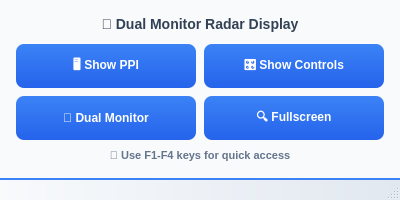
This is cmapmainwindow.ui in shridharbhandiwad/IRDS as Qt 5 draws it before an edit. The edited form follows.
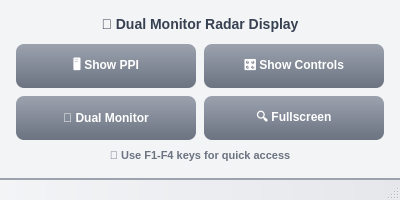
This is the edited form.

What changed in the file:
```diff
--- a/cmapmainwindow.ui
+++ b/cmapmainwindow.ui
@@ -27,19 +27,19 @@
   </property>
   <property name="styleSheet">
    <string notr="true">QMainWindow {
-    background: qlineargradient(x1:0, y1:0, x2:1, y2:1, stop:0 #f8fafc, stop:1 #e2e8f0);
+    background: qlineargradient(x1:0, y1:0, x2:1, y2:1, stop:0 #f3f4f6, stop:1 #e5e7eb);
 }</string>
   </property>
   <widget class="QWidget" name="centralWidget">
    <property name="styleSheet">
     <string notr="true">QWidget {
-    background-color: #f8fafc;
-    color: #1e293b;
+    background-color: #f3f4f6;
+    color: #111827;
     font-family: 'Segoe UI', Arial, sans-serif;
 }
 
 QPushButton {
-    background: qlineargradient(x1:0, y1:0, x2:0, y2:1, stop:0 #3b82f6, stop:1 #2563eb);
+    background: qlineargradient(x1:0, y1:0, x2:0, y2:1, stop:0 #9ca3af, stop:1 #6b7280);
     color: white;
     border: none;
     border-radius: 8px;
@@ -50,15 +50,15 @@
 }
 
 QPushButton:hover {
-    background: qlineargradient(x1:0, y1:0, x2:0, y2:1, stop:0 #2563eb, stop:1 #1d4ed8);
+    background: qlineargradient(x1:0, y1:0, x2:0, y2:1, stop:0 #a3aab3, stop:1 #737a83);
 }
 
 QPushButton:pressed {
-    background: qlineargradient(x1:0, y1:0, x2:0, y2:1, stop:0 #1d4ed8, stop:1 #1e40af);
+    background: qlineargradient(x1:0, y1:0, x2:0, y2:1, stop:0 #6b7280, stop:1 #4b5563);
 }
 
 QLabel {
-    color: #334155;
+    color: #374151;
     font-weight: 600;
     font-size: 14px;
 }</string>
@@ -152,7 +152,7 @@
        <set>Qt::AlignCenter</set>
       </property>
       <property name="styleSheet">
-       <string notr="true">QLabel { color: #64748b; font-size: 11px; }</string>
+       <string notr="true">QLabel { color: #6b7280; font-size: 11px; }</string>
       </property>
      </widget>
     </item>
@@ -161,9 +161,9 @@
   <widget class="QStatusBar" name="statusBar">
    <property name="styleSheet">
     <string notr="true">QStatusBar {
-    background: qlineargradient(x1:0, y1:0, x2:1, y2:0, stop:0 #f8fafc, stop:1 #e2e8f0);
-    color: #334155;
-    border-top: 2px solid #3b82f6;
+    background: qlineargradient(x1:0, y1:0, x2:1, y2:0, stop:0 #f3f4f6, stop:1 #e5e7eb);
+    color: #111827;
+    border-top: 2px solid #9ca3af;
     font-size: 11px;
     font-weight: 500;
     padding: 4px;
```
